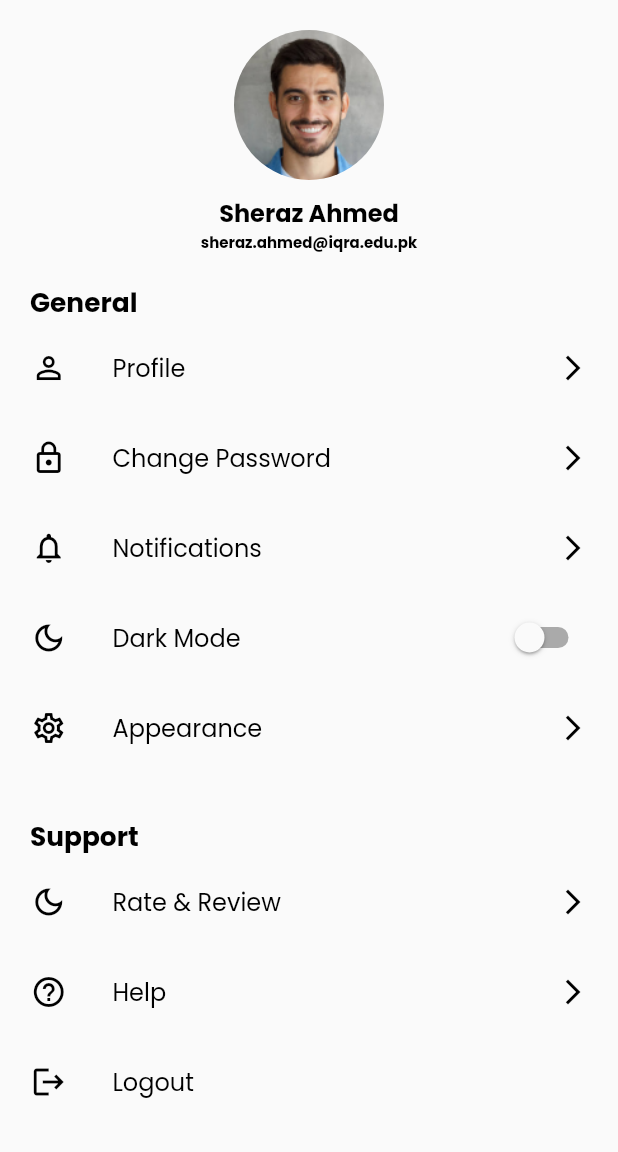
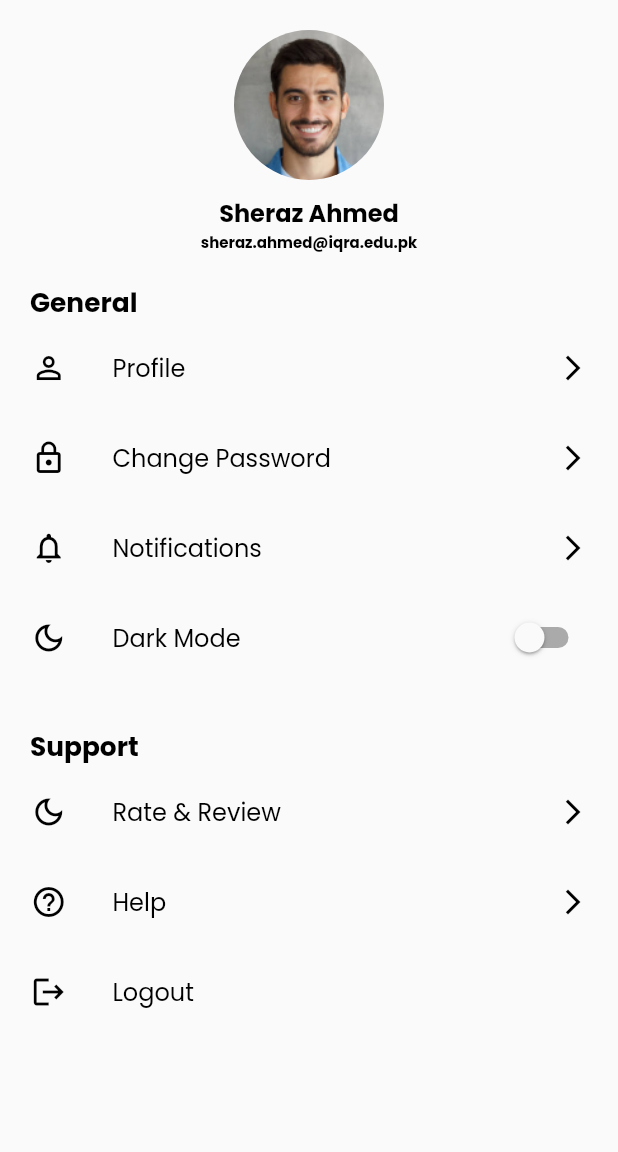
Before and after one commit to H-R-S/SOTL-APP, a Flutter app: the SettingsScreen screen opened by its route, on a phone screen of 412 x 824 dp, the part 84-1236 px from its top. Run offline on Flutter 3.47's test engine with Material 2 defaults, Android fonts, the phone set to English and light mode, and no system bars; our stand-ins replace dropdown_search, fl_chart, flutter_svg, shared_preferences; accounts and stored records are empty; project files that could hold a hidden picture were left out.

Commit message:
Screen UI Updated | Settings Screen

```diff
--- a/lib/view/screens/common/screens/settings/settings_screen.dart
+++ b/lib/view/screens/common/screens/settings/settings_screen.dart
@@ -70,10 +70,10 @@ class _SettingsScreenState extends State<SettingsScreen> {
                   title: "Dark Mode",
                   icon: Icons.dark_mode_outlined,
                   onTap: () {}),
-              SettingsContainer(
-                  title: "Appearance",
-                  icon: Icons.settings_outlined,
-                  onTap: () {}),
+              // SettingsContainer(
+              //     title: "Appearance",
+              //     icon: Icons.settings_outlined,
+              //     onTap: () {}),
               const SizedBox(height: 10),
               headingText("Support"),
               SettingsContainer(
```
